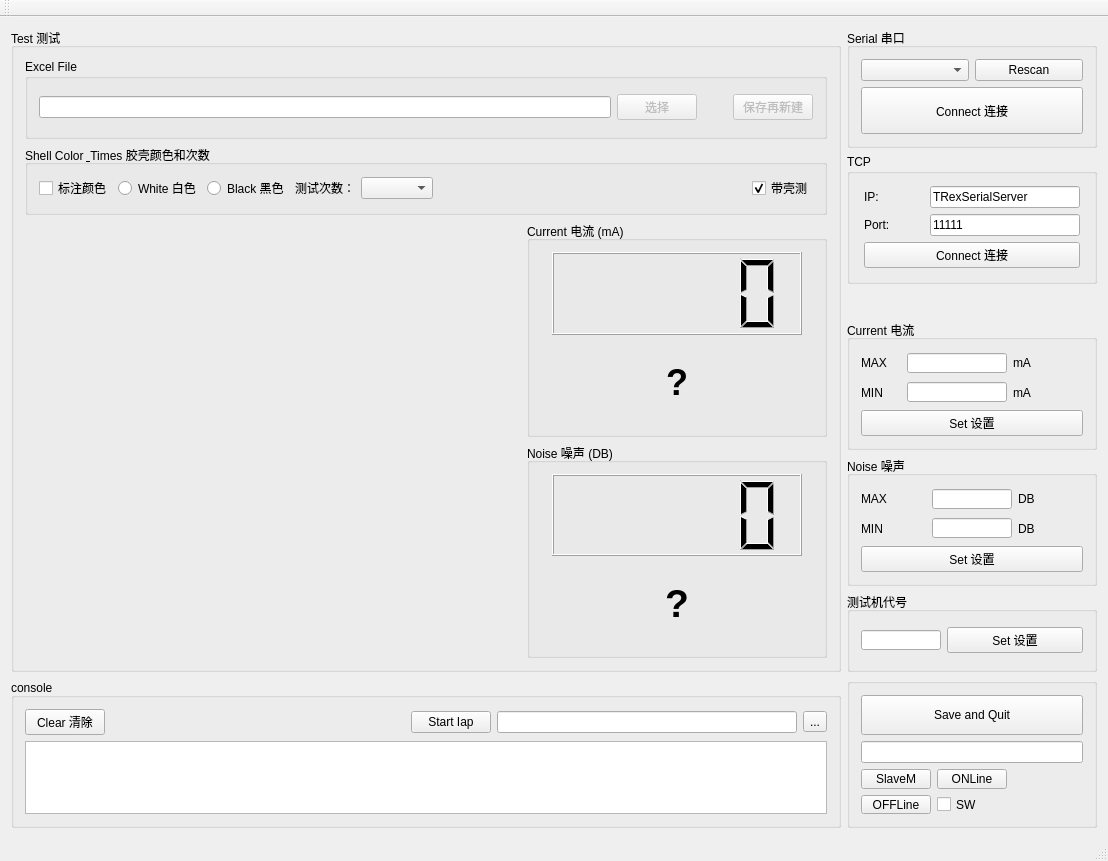
Before: the Qt Designer form mainwindow.ui in RuanJG/desktopApp, drawn with Qt 5.
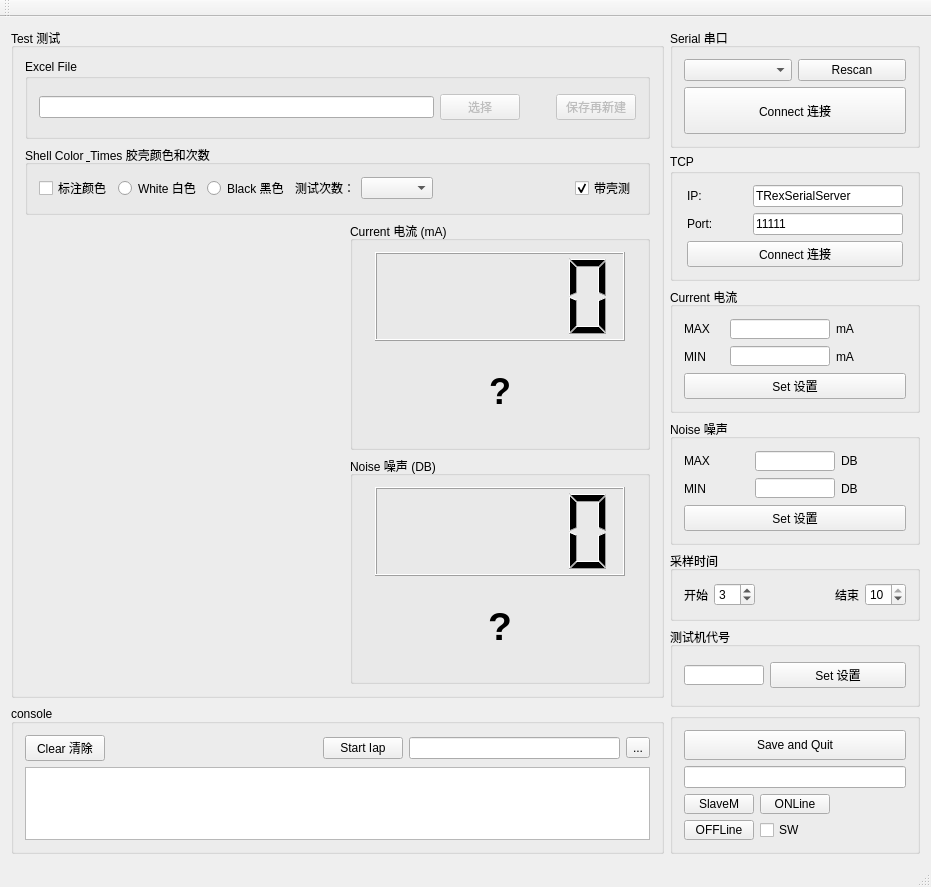
After: the same form once the commit is applied. Custom widgets are drawn as their Qt base class.

Commit message: Ruan: change to time range adjustable

```diff
--- a/mainwindow.ui
+++ b/mainwindow.ui
@@ -6,15 +6,15 @@
    <rect>
     <x>0</x>
     <y>0</y>
-    <width>1108</width>
-    <height>861</height>
+    <width>931</width>
+    <height>887</height>
    </rect>
   </property>
   <property name="windowTitle">
    <string>T-Rex测试程序</string>
   </property>
   <widget class="QWidget" name="centralWidget">
-   <layout class="QGridLayout" name="gridLayout_8">
+   <layout class="QGridLayout" name="gridLayout_9">
     <item row="0" column="0">
      <layout class="QHBoxLayout" name="horizontalLayout_8">
       <item>
@@ -610,22 +610,6 @@
           </layout>
          </widget>
         </item>
-        <item>
-         <spacer name="verticalSpacer">
-          <property name="orientation">
-           <enum>Qt::Vertical</enum>
-          </property>
-          <property name="sizeType">
-           <enum>QSizePolicy::Fixed</enum>
-          </property>
-          <property name="sizeHint" stdset="0">
-           <size>
-            <width>20</width>
-            <height>30</height>
-           </size>
-          </property>
-         </spacer>
-        </item>
         <item>
          <widget class="QGroupBox" name="groupBox_2">
           <property name="sizePolicy">
@@ -818,6 +802,84 @@
           </layout>
          </widget>
         </item>
+        <item>
+         <widget class="QGroupBox" name="groupBox_13">
+          <property name="maximumSize">
+           <size>
+            <width>250</width>
+            <height>70</height>
+           </size>
+          </property>
+          <property name="title">
+           <string>采样时间</string>
+          </property>
+          <layout class="QGridLayout" name="gridLayout_8">
+           <item row="0" column="0">
+            <layout class="QHBoxLayout" name="horizontalLayout_15">
+             <item>
+              <widget class="QLabel" name="label_12">
+               <property name="maximumSize">
+                <size>
+                 <width>30</width>
+                 <height>16777215</height>
+                </size>
+               </property>
+               <property name="text">
+                <string>开始</string>
+               </property>
+              </widget>
+             </item>
+             <item>
+              <widget class="QSpinBox" name="StartSecondspinBox">
+               <property name="maximum">
+                <number>10</number>
+               </property>
+               <property name="value">
+                <number>3</number>
+               </property>
+              </widget>
+             </item>
+             <item>
+              <spacer name="horizontalSpacer_4">
+               <property name="orientation">
+                <enum>Qt::Horizontal</enum>
+               </property>
+               <property name="sizeHint" stdset="0">
+                <size>
+                 <width>40</width>
+                 <height>20</height>
+                </size>
+               </property>
+              </spacer>
+             </item>
+             <item>
+              <widget class="QLabel" name="label_15">
+               <property name="maximumSize">
+                <size>
+                 <width>30</width>
+                 <height>16777215</height>
+                </size>
+               </property>
+               <property name="text">
+                <string>结束</string>
+               </property>
+              </widget>
+             </item>
+             <item>
+              <widget class="QSpinBox" name="StopSecondspinBox">
+               <property name="maximum">
+                <number>10</number>
+               </property>
+               <property name="value">
+                <number>10</number>
+               </property>
+              </widget>
+             </item>
+            </layout>
+           </item>
+          </layout>
+         </widget>
+        </item>
         <item>
          <widget class="QGroupBox" name="groupBox_11">
           <property name="maximumSize">
@@ -892,7 +954,7 @@
              <property name="minimumSize">
               <size>
                <width>0</width>
-               <height>40</height>
+               <height>30</height>
               </size>
              </property>
              <property name="text">
```
Left out of the diff: 2 changed lines with no effect on the pictures. The commit also changes 2 other files.
